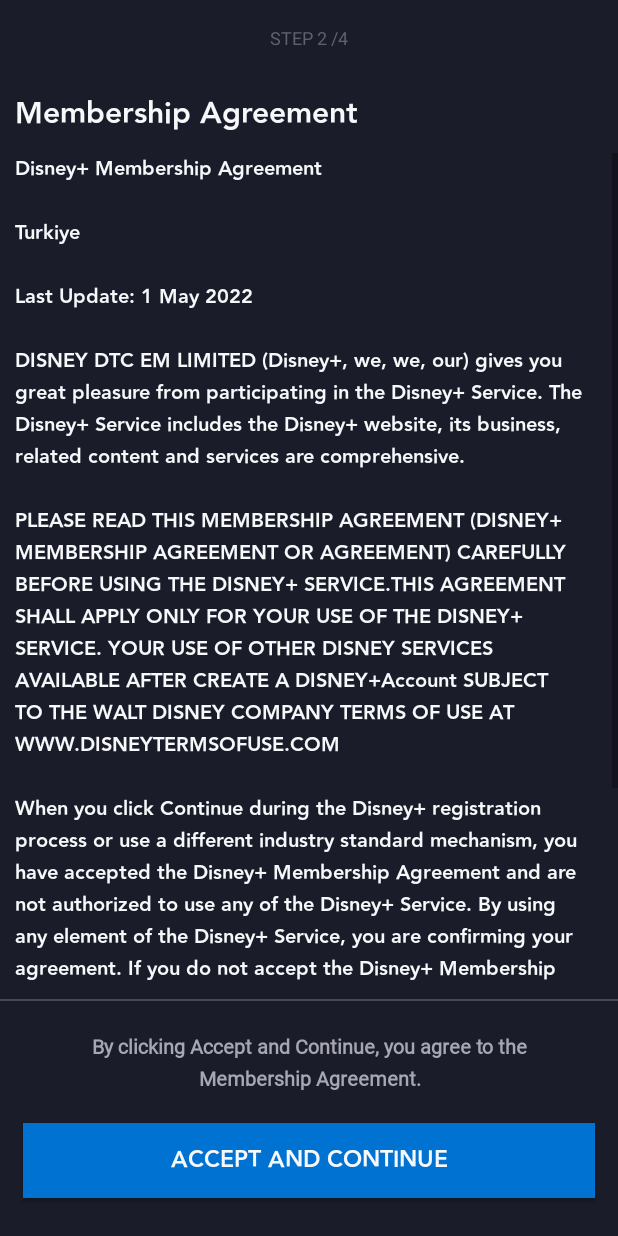
After one commit to metehanbolatt/DisneyPlusCloneKekod, an Android app: the layout fragment_membership.xml on its own in the app's theme, with its tools: preview values and no code run, on a phone screen of 412 x 824 dp. The commit adds this screen. Run offline under Robolectric (Android 15) with nearby library versions, the phone set to English and light mode, and no system bars.

Commit message:
created membership and it made changed  inside register

```diff
--- /dev/null
+++ b/app/src/main/res/layout/fragment_membership.xml
@@ -0,0 +1,104 @@
+<?xml version="1.0" encoding="utf-8"?>
+<androidx.appcompat.widget.LinearLayoutCompat xmlns:android="http://schemas.android.com/apk/res/android"
+    xmlns:tools="http://schemas.android.com/tools"
+    android:layout_width="match_parent"
+    android:layout_height="match_parent"
+    android:background="@color/background_color"
+    android:orientation="vertical"
+    tools:context=".presentation.register.MembershipFragment">
+
+    <androidx.appcompat.widget.Toolbar
+        android:id="@+id/step_layout"
+        android:layout_width="match_parent"
+        android:layout_height="50dp"
+        android:layout_marginBottom="10dp">
+
+        <androidx.appcompat.widget.AppCompatTextView
+            android:layout_width="wrap_content"
+            android:layout_height="wrap_content"
+            android:layout_gravity="center"
+            android:text="@string/stepTwo"
+            android:textColor="@color/step_text"
+            android:textSize="12sp" />
+
+    </androidx.appcompat.widget.Toolbar>
+
+    <androidx.appcompat.widget.AppCompatTextView
+        android:layout_width="match_parent"
+        android:layout_height="wrap_content"
+        android:layout_marginHorizontal="@dimen/explain_space"
+        android:fontFamily="@font/avenir_heavy"
+        android:text="@string/membership_agreement"
+        android:textColor="@color/email_text"
+        android:textSize="@dimen/memmbership_text"
+        android:textStyle="bold" />
+
+    <ScrollView
+        android:layout_width="match_parent"
+        android:layout_height="match_parent"
+        android:layout_marginTop="10dp"
+        android:layout_weight="1">
+
+        <androidx.appcompat.widget.LinearLayoutCompat
+            android:layout_width="match_parent"
+            android:layout_height="wrap_content"
+            android:orientation="vertical">
+
+            <androidx.appcompat.widget.AppCompatTextView
+                android:layout_width="match_parent"
+                android:layout_height="wrap_content"
+                android:layout_weight="1"
+                android:fontFamily="@font/avenir_heavy"
+                android:gravity="start"
+                android:layout_marginHorizontal="10dp"
+                android:text="@string/membership_writing"
+                android:textColor="@color/email_text"
+                android:textSize="13sp" />
+
+
+        </androidx.appcompat.widget.LinearLayoutCompat>
+
+
+    </ScrollView>
+
+    <androidx.appcompat.widget.LinearLayoutCompat
+        android:layout_width="match_parent"
+        android:layout_height="wrap_content"
+        android:layout_marginVertical="10dp"
+        android:orientation="vertical">
+
+        <View
+            android:layout_width="match_parent"
+            android:layout_height="1dp"
+            android:layout_marginBottom="5dp"
+            android:background="@color/line_color" />
+
+        <androidx.appcompat.widget.AppCompatTextView
+            android:layout_width="match_parent"
+            android:layout_height="wrap_content"
+            android:layout_marginTop="10dp"
+            android:padding="5dp"
+            android:lineSpacingExtra="5dp"
+            android:layout_marginHorizontal="20dp"
+            android:fontFamily="@font/avenir_roman"
+            android:gravity="center"
+            android:text="@string/accept_membership_text"
+            android:textColor="@color/accept_text_color"
+            android:textSize="13sp"
+            android:textStyle="bold" />
+
+        <androidx.appcompat.widget.AppCompatButton
+            android:layout_width="match_parent"
+            android:layout_height="50dp"
+            android:layout_marginHorizontal="@dimen/continue_button"
+            android:layout_marginVertical="@dimen/continue_button"
+            android:background="@color/button_color"
+            android:textStyle="bold"
+            android:fontFamily="@font/avenir_heavy"
+            android:text="@string/accept_and_continue"
+            android:textColor="@color/email_text"
+            android:textSize="@dimen/continue_button" />
+    </androidx.appcompat.widget.LinearLayoutCompat>
+
+
+</androidx.appcompat.widget.LinearLayoutCompat>
--- a/app/src/main/res/layout/fragment_register.xml
+++ b/app/src/main/res/layout/fragment_register.xml
@@ -18,7 +18,7 @@
             android:layout_width="wrap_content"
             android:layout_height="wrap_content"
             android:layout_gravity="center"
-            android:text="@string/step"
+            android:text="@string/stepOne"
             android:textColor="@color/step_text"
             android:textSize="12sp" />
 
@@ -31,7 +31,7 @@
         android:layout_marginHorizontal="@dimen/email_space"
         android:layout_marginBottom="10dp"
         android:gravity="start"
-        android:text="@string/please_email_adres"
+        android:text="@string/please_email_address"
         android:textColor="@color/email_textview"
         android:textSize="@dimen/email_text"
         android:textStyle="bold"
@@ -112,7 +112,7 @@
                 android:background="@color/button_color"
                 android:fontFamily="@font/avenir_heavy"
                 android:text="@string/continue_button"
-                android:textColor="@color/information_color"
+                android:textColor="@color/email_text"
                 android:textSize="@dimen/continue_button"
                 android:textStyle="bold" />
 
--- a/app/src/main/res/values/colors.xml
+++ b/app/src/main/res/values/colors.xml
@@ -13,6 +13,8 @@
     <color name="edittext_color">#31333F</color>
     <color name="email_textview">#FAFAFA</color>
     <color name="information_color">#B9BBC7</color>
+    <color name="accept_text_color">#A7A7B3</color>
+    <color name="line_color">#464855</color>
     <color name="button_color">#0072D2</color>
     <color name="link_color">#3E91CD</color>
 </resources>
--- a/app/src/main/res/values/dimens.xml
+++ b/app/src/main/res/values/dimens.xml
@@ -7,4 +7,5 @@
     <dimen name="continue_button">15sp</dimen>
     <dimen name="allow_info_space">20dp</dimen>
     <dimen name="explain_space">10dp</dimen>
+    <dimen name="memmbership_text">20sp</dimen>
 </resources>
--- a/app/src/main/res/values/strings.xml
+++ b/app/src/main/res/values/strings.xml
@@ -1,10 +1,17 @@
 <resources>
     <string name="app_name">DisneyPlusCloneKekod</string>
     <string name="hello_blank_fragment">Hello blank fragment</string>
-    <string name="step">STEP ¼</string>
+    <string name="stepOne">STEP 1 /4</string>
+    <string name="stepTwo">STEP 2 /4</string>
     <string name="email_adress">Email Address</string>
-    <string name="please_email_adres">Please entry e-mail address</string>
+    <string name="please_email_address">Please entry e-mail address</string>
     <string name="allow_information_text">Yes! I would like to receive special offers and updates of products related to Disney+ and other products and services of the Walt Disney Group of Companies via email</string>
-    <string name="explain_text">Disney an Disney+</string>
+
     <string name="continue_button">Continue</string>
+    <string name="membership_agreement">Membership Agreement</string>
+    <string name="explain_text">Disney will use your data to personalize and improve your Disney plus experience, as well as to send you information about Disney+. You can change your communication preferences at any time. You may use your data as described in the <a href="disneyplus.com/tr-tr">Privacy Policy</a>, including the <a href="disneyplus.com/tr-tr">Walt Disney Group of Companies.</a> By clicking "Continue" you acknowledge that you have read the <a href="disneyplus.com/tr-tr">Privacy Policy</a>, <a href="disneyplus.com/tr-tr">Cookies Policy</a> and <a href="disneyplus.com/tr-tr">EMEA Privacy Rights.</a></string>
+    <string name="membership_writing">Disney+ Membership Agreement\n\nTurkiye\n\nLast Update: 1 May 2022\n\nDISNEY DTC EM LIMITED ("Disney+", "we", "we", "our") gives you great pleasure from participating in the Disney+ Service. "The Disney+ Service includes the Disney+ website, its business, related content and services are comprehensive.\n\nPLEASE READ THIS MEMBERSHIP AGREEMENT ("DISNEY+ MEMBERSHIP AGREEMENT OR "AGREEMENT") CAREFULLY BEFORE USING THE DISNEY+ SERVICE.THIS AGREEMENT SHALL APPLY ONLY FOR YOUR USE OF THE DISNEY+ SERVICE. YOUR USE OF OTHER DISNEY SERVICES AVAILABLE AFTER CREATE A DISNEY+Account SUBJECT TO THE WALT DISNEY COMPANY TERMS OF USE AT WWW.DISNEYTERMSOFUSE.COM\n\nWhen you click "Continue" during the Disney+ registration process or use a different industry standard mechanism, you have accepted the Disney+ Membership Agreement and are not authorized to use any of the Disney+ Service. By using any element of the Disney+ Service, you are confirming your agreement. If you do not accept the Disney+ Membership Agreement, you may not use the Disney+ Service. You must comply with and agree to abide by our reasonable instructions and terms regarding your use of the Disney+ Service and Disney+ Content. We may make changes to this Agreement, including the pricing of the Disney+ Service. important changes,It will be effective at least thirty (30) days after we give you notice (and we may also share details of changes made to the Disney+ Service).</string>
+    <string name="accept_and_continue">ACCEPT AND CONTINUE</string>
+    <string name="accept_membership_text">By clicking "Accept and Continue", you agree to the Membership Agreement.</string>
+
 </resources>
```
Also changed, not shown: app/src/main/java/com/juniorkekod/disneyplusclonekekod/presentation/register/MembershipFragment.kt (renamed from app/src/main/java/com/juniorkekod/disneyplusclonekekod/presentation/login/RegisterFragment.kt, +4 -5 lines), app/src/main/java/com/juniorkekod/disneyplusclonekekod/presentation/register/RegisterFragment.kt (added, +41 -0 lines), app/src/main/res/drawable/scrool_background.xml (added, +10 -0 lines), app/src/main/res/navigation/login_nav_graph.xml (+11 -2 lines), 1 other file.
